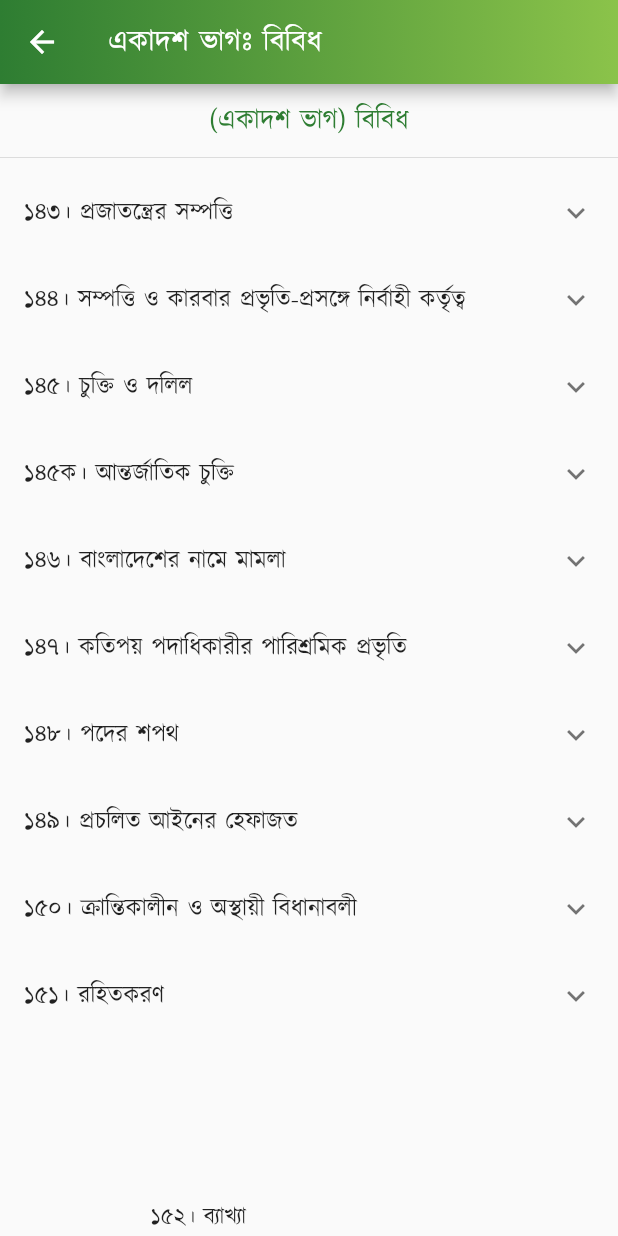
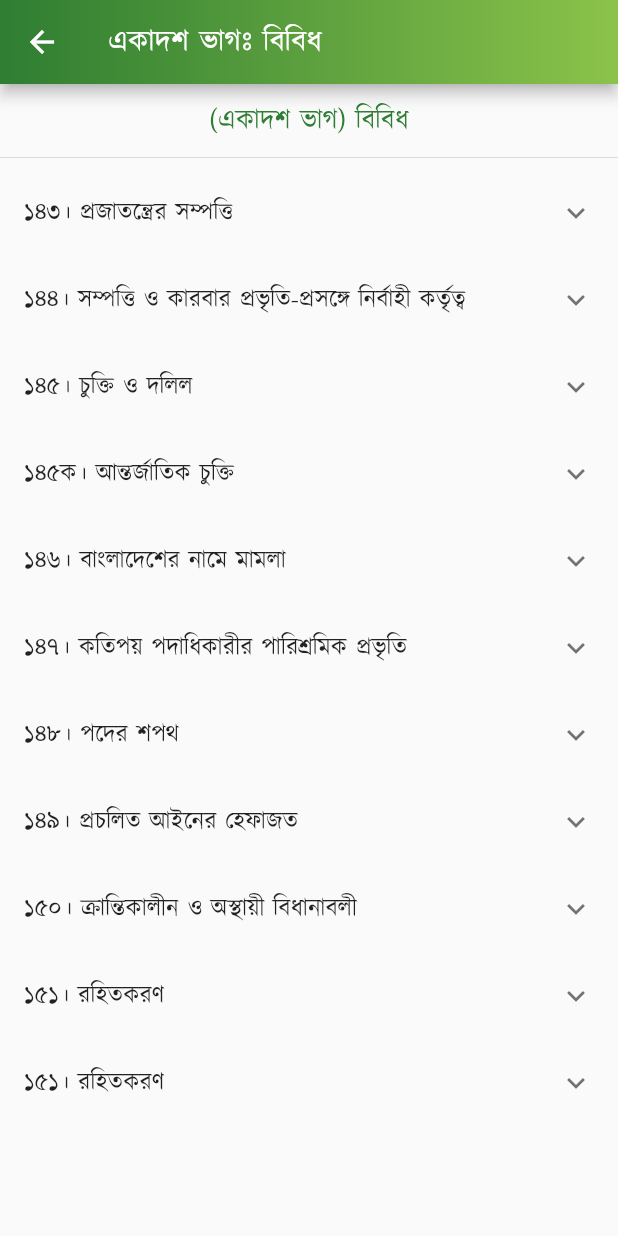
Before and after one commit to Azimul-Haque/flutter-onesignal, a Flutter app: the PartEleven screen opened directly, on a phone screen of 412 x 824 dp. Run offline on Flutter 3.47's test engine with Material 2 defaults, Android fonts, the phone set to English and light mode, and no system bars; our stand-ins replace fluttertoast, package_info_plus, percent_indicator, shared_preferences, sqflite; missing offline and left inert: blinking_text, flutter_share, onesignal_flutter, slide_popup_dialog; accounts and stored records are empty; network calls fail.

Commit message:
Commit Sat 04/30/2022  1:48:21.24 13394

```diff
--- a/lib/pages/constitution/part11.dart
+++ b/lib/pages/constitution/part11.dart
@@ -179,6 +179,16 @@ class PartEleven extends StatelessWidget {
               )),
             ],
           ),
+          ExpansionTile(
+            title: Text('১৫১। রহিতকরণ'),
+            children: <Widget>[
+              ListTile(
+                  title: SelectableText(
+                '১৫১। রাষ্ট্রপতির নিম্নলিখিত আদেশসমূহ এতদ্বারা রহিত করা হইল: \n(ক) আইনের ধারাবাহিকতা বলবৎকরণ আদেশ (১৯৭১ সালের ১০ই এপ্রিল তারিখে প্রণীত); \n(খ) ১৯৭২ সালের বাংলাদেশ অস্থায়ী সংবিধান আদেশ; \n(গ) ১৯৭২ সালের বাংলাদেশ হাইকোর্ট আদেশ (১৯৭২ সালের পি.ও. নং ৫); \n(ঘ) ১৯৭২ সালের বাংলদেশ মহা হিসাব-নিরীক্ষক ও নিয়ন্ত্রক আদেশ (১৯৭২ সালের পি.ও. নং ১৫); \n(ঙ) ১৯৭২ সালের বাংলাদেশ গণপরিষদ আদেশ (১৯৭২ সালের পি.ও. নং ২২); \n(চ) ১৯৭২ সালের বাংলাদেশ নির্বাচন কমিশন আদেশ (১৯৭২ সালের পি.ও. নং ২৫); \n(ছ) ১৯৭২ সালের বাংলাদেশ সরকারী কর্ম কমিশনসমূহ আদেশ (১৯৭২ সালের পি.ও. নং ৩৪); \n(জ) ১৯৭২ সালের বাংলাদেশ (সরকারী কর্ম সম্পাদন) আদেশ (১৯৭২ সালের পি.ও. নং ৫৮)।',
+                textAlign: TextAlign.justify,
+              )),
+            ],
+          ),
           Padding(
             padding: EdgeInsets.all(15),
             child: Column(children: <Widget>[
```
